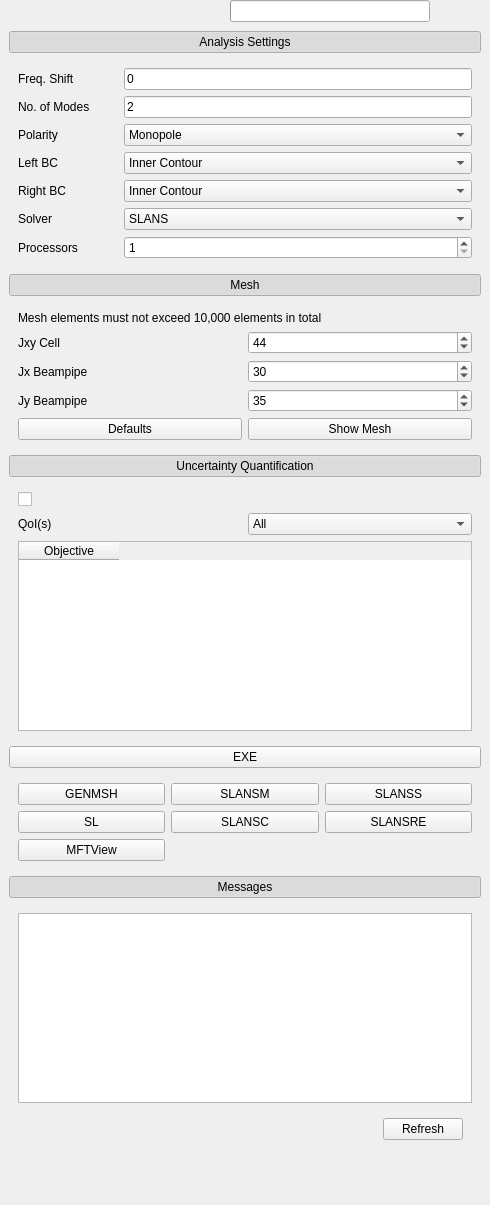
First picture: the form in ui_files/eigenmode.ui, repository Dark-Elektron/CavityDesignHub, before the edit.
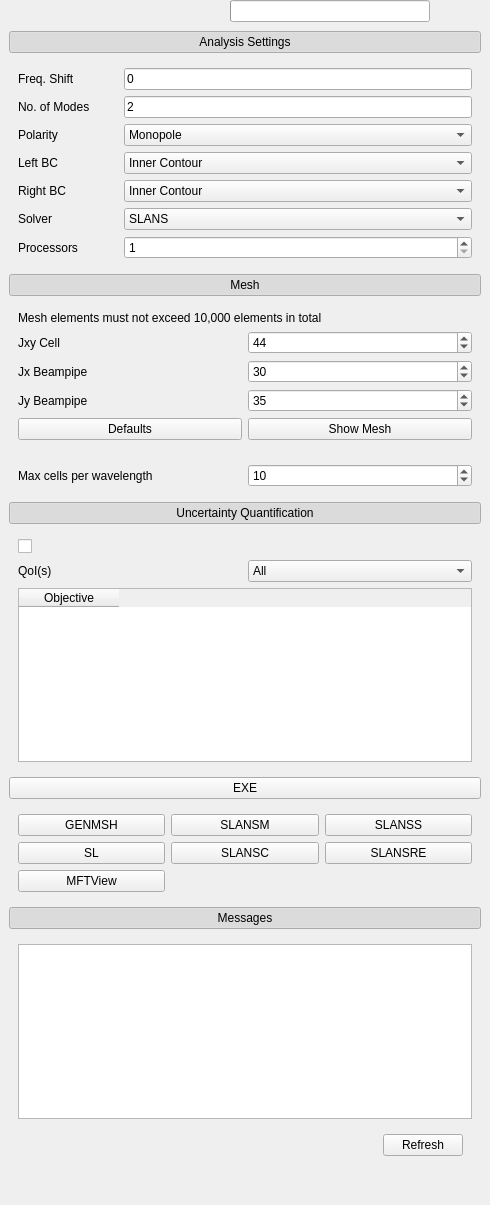
Second picture: the form after the edit. Icons and pictures are not drawn. Custom widgets are drawn as their Qt base class.

```diff
--- a/ui_files/eigenmode.ui
+++ b/ui_files/eigenmode.ui
@@ -202,7 +202,82 @@
           <string notr="true"/>
          </property>
          <layout class="QGridLayout" name="gridLayout_11">
+          <item row="7" column="0">
+           <widget class="QPushButton" name="pb_Mesh">
+            <property name="text">
+             <string>Mesh</string>
+            </property>
+            <property name="checkable">
+             <bool>true</bool>
+            </property>
+            <property name="checked">
+             <bool>true</bool>
+            </property>
+           </widget>
+          </item>
+          <item row="12" column="0" alignment="Qt::AlignTop">
+           <widget class="QPushButton" name="pb_EXE">
+            <property name="text">
+             <string>EXE</string>
+            </property>
+            <property name="checkable">
+             <bool>true</bool>
+            </property>
+           </widget>
+          </item>
+          <item row="5" column="0" alignment="Qt::AlignTop">
+           <widget class="QPushButton" name="pb_Analysis_Settings">
+            <property name="text">
+             <string>Analysis Settings</string>
+            </property>
+            <property name="checkable">
+             <bool>true</bool>
+            </property>
+            <property name="checked">
+             <bool>true</bool>
+            </property>
+           </widget>
+          </item>
           <item row="10" column="0" alignment="Qt::AlignTop">
+           <widget class="QPushButton" name="pb_Uncertainty_Quantification">
+            <property name="text">
+             <string>Uncertainty Quantification</string>
+            </property>
+            <property name="checkable">
+             <bool>true</bool>
+            </property>
+            <property name="checked">
+             <bool>true</bool>
+            </property>
+           </widget>
+          </item>
+          <item row="16" column="0">
+           <spacer name="verticalSpacer_2">
+            <property name="orientation">
+             <enum>Qt::Vertical</enum>
+            </property>
+            <property name="sizeHint" stdset="0">
+             <size>
+              <width>20</width>
+              <height>40</height>
+             </size>
+            </property>
+           </spacer>
+          </item>
+          <item row="14" column="0">
+           <widget class="QPushButton" name="pb_Message">
+            <property name="text">
+             <string>Messages</string>
+            </property>
+            <property name="checkable">
+             <bool>true</bool>
+            </property>
+            <property name="checked">
+             <bool>true</bool>
+            </property>
+           </widget>
+          </item>
+          <item row="11" column="0" alignment="Qt::AlignTop">
            <widget class="QWidget" name="w_UQ" native="true">
             <layout class="QGridLayout" name="gridLayout_7">
              <item row="1" column="1">
@@ -277,68 +352,6 @@
             </layout>
            </widget>
           </item>
-          <item row="7" column="0">
-           <widget class="QPushButton" name="pb_Mesh">
-            <property name="text">
-             <string>Mesh</string>
-            </property>
-            <property name="checkable">
-             <bool>true</bool>
-            </property>
-            <property name="checked">
-             <bool>true</bool>
-            </property>
-           </widget>
-          </item>
-          <item row="15" column="0">
-           <spacer name="verticalSpacer_2">
-            <property name="orientation">
-             <enum>Qt::Vertical</enum>
-            </property>
-            <property name="sizeHint" stdset="0">
-             <size>
-              <width>20</width>
-              <height>40</height>
-             </size>
-            </property>
-           </spacer>
-          </item>
-          <item row="5" column="0" alignment="Qt::AlignTop">
-           <widget class="QPushButton" name="pb_Analysis_Settings">
-            <property name="text">
-             <string>Analysis Settings</string>
-            </property>
-            <property name="checkable">
-             <bool>true</bool>
-            </property>
-            <property name="checked">
-             <bool>true</bool>
-            </property>
-           </widget>
-          </item>
-          <item row="11" column="0" alignment="Qt::AlignTop">
-           <widget class="QPushButton" name="pb_EXE">
-            <property name="text">
-             <string>EXE</string>
-            </property>
-            <property name="checkable">
-             <bool>true</bool>
-            </property>
-           </widget>
-          </item>
-          <item row="9" column="0" alignment="Qt::AlignTop">
-           <widget class="QPushButton" name="pb_Uncertainty_Quantification">
-            <property name="text">
-             <string>Uncertainty Quantification</string>
-            </property>
-            <property name="checkable">
-             <bool>true</bool>
-            </property>
-            <property name="checked">
-             <bool>true</bool>
-            </property>
-           </widget>
-          </item>
           <item row="6" column="0" alignment="Qt::AlignTop">
            <widget class="QWidget" name="w_Analysis_Settings" native="true">
             <layout class="QGridLayout" name="gridLayout_2">
@@ -563,7 +576,7 @@
             </layout>
            </widget>
           </item>
-          <item row="12" column="0" alignment="Qt::AlignTop">
+          <item row="13" column="0" alignment="Qt::AlignTop">
            <widget class="QWidget" name="w_EXE" native="true">
             <property name="styleSheet">
              <string notr="true"/>
@@ -645,19 +658,6 @@
             </layout>
            </widget>
           </item>
-          <item row="13" column="0">
-           <widget class="QPushButton" name="pb_Message">
-            <property name="text">
-             <string>Messages</string>
-            </property>
-            <property name="checkable">
-             <bool>true</bool>
-            </property>
-            <property name="checked">
-             <bool>true</bool>
-            </property>
-           </widget>
-          </item>
           <item row="8" column="0">
            <widget class="QWidget" name="w_Mesh" native="true">
             <layout class="QGridLayout" name="gridLayout_3">
@@ -742,7 +742,7 @@
             </layout>
            </widget>
           </item>
-          <item row="14" column="0">
+          <item row="15" column="0">
            <widget class="QWidget" name="w_Message" native="true">
             <layout class="QGridLayout" name="gridLayout_4">
              <item row="1" column="0">
@@ -781,6 +781,35 @@
             </layout>
            </widget>
           </item>
+          <item row="9" column="0">
+           <widget class="QWidget" name="w_NGSolve_Mesh" native="true">
+            <layout class="QGridLayout" name="gridLayout_9">
+             <item row="0" column="0">
+              <widget class="QLabel" name="label_8">
+               <property name="text">
+                <string>Max cells per wavelength</string>
+               </property>
+              </widget>
+             </item>
+             <item row="0" column="1">
+              <widget class="QSpinBox" name="sb_Max_Cells_Per_Wavelength">
+               <property name="minimum">
+                <number>4</number>
+               </property>
+               <property name="maximum">
+                <number>999</number>
+               </property>
+               <property name="singleStep">
+                <number>1</number>
+               </property>
+               <property name="value">
+                <number>10</number>
+               </property>
+              </widget>
+             </item>
+            </layout>
+           </widget>
+          </item>
          </layout>
         </widget>
        </widget>
```
Left out of the diff: 9 changed lines with no effect on the pictures.
